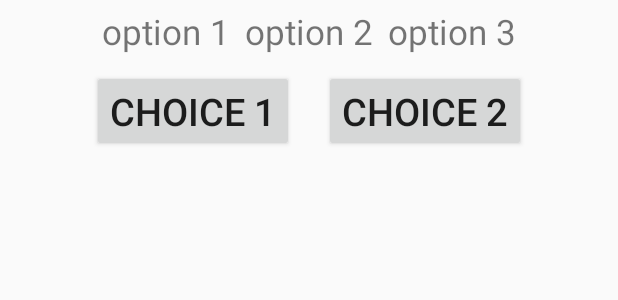
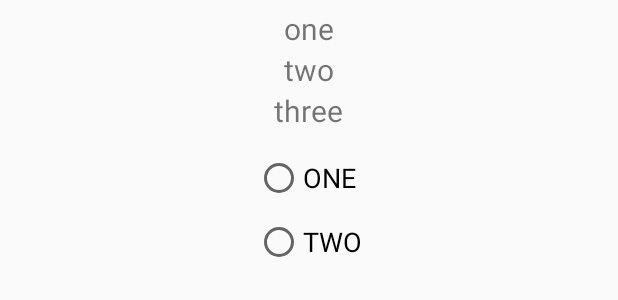
Before and after one commit to salazar3antonio/WordPalApp, an Android app: the layout quiz_list_item.xml on its own in the app's theme, with its tools: preview values and no code run, on a phone screen of 412 x 824 dp. Shown: the top 300 px of the screen. Run offline under Robolectric (Android 15) with nearby library versions, the phone set to English and light mode, and no system bars.

Commit message:
Fixed ListItems, Cleaned Variables, Radio Choices

```diff
--- a/app/src/main/java/co/wordywordy/wordywordy/QuizSetupFragment.java
+++ b/app/src/main/java/co/wordywordy/wordywordy/QuizSetupFragment.java
@@ -54,7 +54,6 @@ public class QuizSetupFragment extends Fragment {
 
         mAreaRadioGroup = (RadioGroup) view.findViewById(R.id.area_radioGroup);
         mLevelRadioGroup = (RadioGroup) view.findViewById(R.id.level_radioGroup);
-        mJSONtest = (TextView) view.findViewById(R.id.jsonResponseText);
 
         mAreaRadioGroup.setOnCheckedChangeListener(new RadioGroup.OnCheckedChangeListener() {
             @Override
--- a/app/src/main/java/co/wordywordy/wordywordy/data/api/QuizAPI.java
+++ b/app/src/main/java/co/wordywordy/wordywordy/data/api/QuizAPI.java
@@ -12,7 +12,7 @@ import retrofit2.http.Query;
 public interface QuizAPI {
 
     @Headers({
-            "X-Mashape-Key: VxKyScMn86mshAMSNaxk6IDI9bHQp1d13xnjsnPxFQYhKKEAMg",
+            "X-Mashape-Key: vW3qO4KKFzmshG18RMyOSxDElYFDp1uOXh2jsn3Dvf8Rv6jCqJ",
             "Accept: application/json"
     })
 
--- a/app/src/main/res/layout/quiz_list_item.xml
+++ b/app/src/main/res/layout/quiz_list_item.xml
@@ -2,77 +2,82 @@
               xmlns:tools="http://schemas.android.com/tools"
               android:layout_width="match_parent"
               android:layout_height="wrap_content"
+              android:layout_marginBottom="5dp"
+              android:layout_marginTop="5dp"
               android:orientation="vertical"
-              tools:context=".QuizListFragment"
-    android:layout_marginTop="5dp"
-    android:layout_marginBottom="5dp">
+              tools:context=".QuizListFragment">
 
     <LinearLayout
         android:layout_width="match_parent"
         android:layout_height="wrap_content"
-        android:orientation="horizontal"
+        android:layout_marginBottom="10dp"
         android:gravity="center_horizontal"
-        android:layout_marginBottom="10dp">
+        android:orientation="vertical">
 
 
         <TextView
-            android:id="@+id/optionOne"
+            android:id="@+id/quiz_word_one"
             android:layout_width="wrap_content"
             android:layout_height="wrap_content"
             android:layout_gravity="center_horizontal"
-            android:textSize="23sp"
-            android:textStyle="normal"
-            android:text="option 1"
+            android:textSize="20sp"
+            tools:text="one"
             />
 
         <TextView
-            android:id="@+id/optionTwo"
+            android:id="@+id/quiz_word_two"
             android:layout_width="wrap_content"
             android:layout_height="wrap_content"
             android:layout_gravity="center_horizontal"
-            android:textSize="23sp"
-            android:textStyle="normal"
-            android:layout_marginLeft="10dp"
-            android:layout_marginRight="10dp"
-            android:text="option 2"/>
+            android:layout_marginLeft="5dp"
+            android:layout_marginRight="5dp"
+            android:textSize="20sp"
+            tools:text="two"
+            />
 
         <TextView
-            android:id="@+id/optionThree"
+            android:id="@+id/quiz_word_three"
             android:layout_width="wrap_content"
             android:layout_height="wrap_content"
             android:layout_gravity="center_horizontal"
-            android:textSize="23sp"
-            android:textStyle="normal"
-            android:text="option 3"/>
+            android:textSize="20sp"
+            tools:text="three"
+            />
 
     </LinearLayout>
-
 
 
     <LinearLayout
         android:layout_width="match_parent"
         android:layout_height="wrap_content"
+        android:gravity="center"
         android:orientation="horizontal"
-        android:gravity="center"
         >
 
-        <Button
-            android:id="@+id/choiceOne_button"
+        <RadioGroup
+            android:id="@+id/options_radioGroup"
             android:layout_width="wrap_content"
             android:layout_height="wrap_content"
-            android:text="Choice 1"
-            android:layout_marginRight="10dp"
-            android:textSize="25sp"/>
+            android:orientation="vertical"
+            >
 
-        <Button
-            android:id="@+id/choiceTwo_button"
-            android:layout_width="wrap_content"
-            android:layout_height="match_parent"
-            android:layout_marginLeft="10dp"
-            android:text="Choice 2"
+            <RadioButton
+                android:id="@+id/optionOne_radio"
+                android:layout_width="wrap_content"
+                android:layout_height="wrap_content"
+                android:layout_margin="5dp"
+                tools:text="ONE"
+                android:textSize="18sp"/>
 
-            android:textSize="25sp"/>
+            <RadioButton
+                android:id="@+id/optionTwo_radio"
+                android:layout_width="wrap_content"
+                android:layout_height="wrap_content"
+                android:layout_margin="5dp"
+                tools:text="TWO"
+                android:textSize="18sp"/>
 
+        </RadioGroup>
 
 
     </LinearLayout>
```
Also changed, not shown: app/src/main/java/co/wordywordy/wordywordy/QuizListFragment.java (+33 -34 lines), app/src/main/res/layout/fragment_quiz_setup.xml (+0 -8 lines), app/src/main/res/layout/quiz_list_pager.xml (added, +8 -0 lines).
